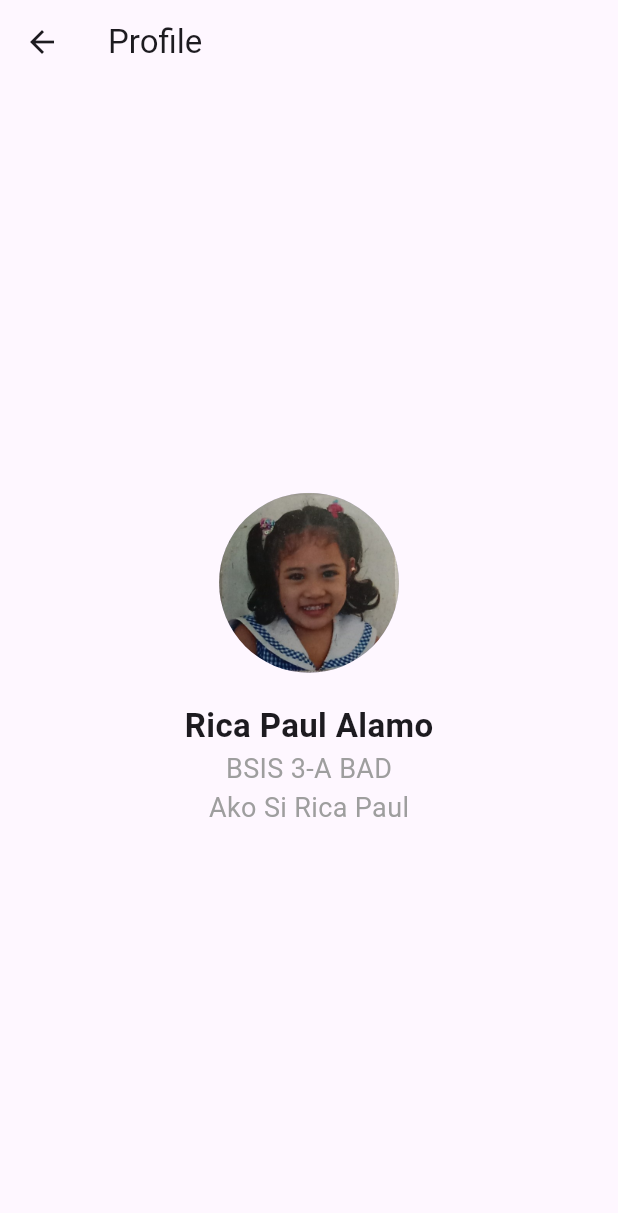
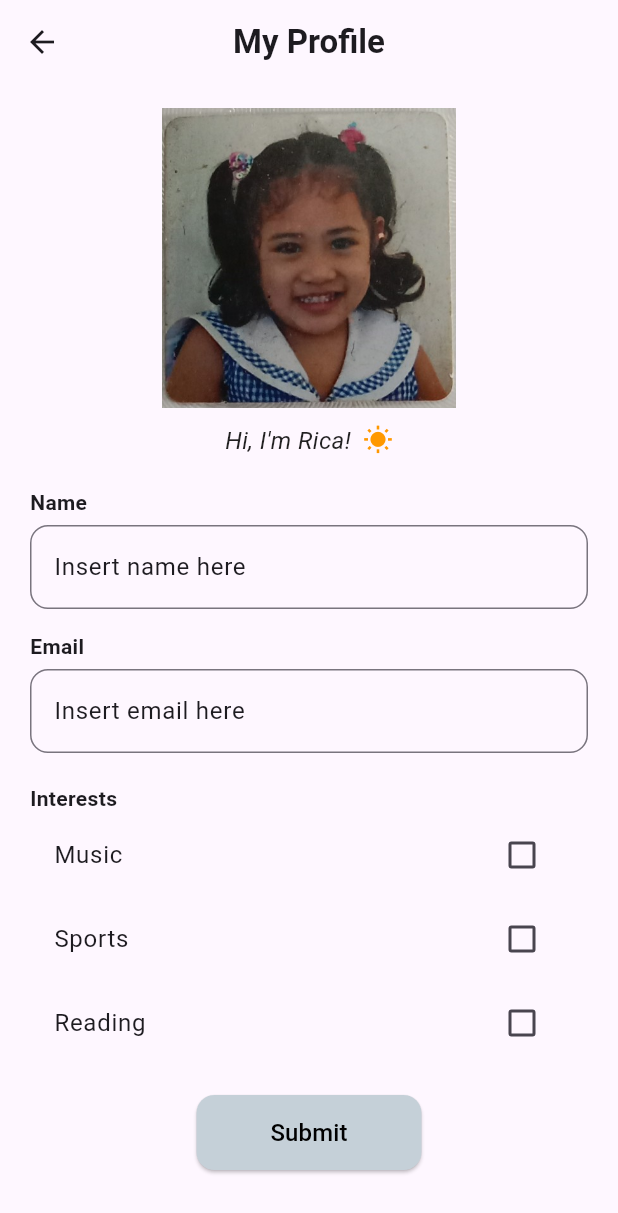
Before and after one commit to ricapearlalamo/cis_228_our_profile, a Flutter app: the screen it shows after launch, after a tap on "Rica Paul Alamo", on a phone screen of 412 x 824 dp. Shown: the top 1213 px of the screen. Run offline on Flutter 3.47's test engine with Material 3 defaults, Android fonts, the phone set to English and light mode, and no system bars; network calls fail.

Commit message:
cis_228_our_profile

```diff
--- a/lib/main.dart
+++ b/lib/main.dart
@@ -1,4 +1,8 @@
 import 'package:flutter/material.dart';
+
+import 'profile_aaron.dart';
+import 'profile_dianna.dart';
+import 'profile_rica.dart';
 
 void main() {
   runApp(MyApp());
@@ -9,6 +13,9 @@ class MyApp extends StatelessWidget {
   Widget build(BuildContext context) {
     return MaterialApp(
       debugShowCheckedModeBanner: false,
+      theme: ThemeData(
+        primarySwatch: Colors.blue,
+      ),
       home: DashboardScreen(),
     );
   }
@@ -19,87 +26,128 @@ class Member {
   final String yearSection;
   final String profileImage;
   final String profileBio;
+  final Widget profileScreen;
 
-  Member({required this.name, required this.yearSection, required this.profileImage, required this.profileBio});
+  Member({
+    required this.name,
+    required this.yearSection,
+    required this.profileImage,
+    required this.profileBio,
+    required this.profileScreen,
+  });
 }
 
-class DashboardScreen extends StatelessWidget {
+class DashboardScreen extends StatefulWidget {
+  @override
+  _DashboardScreenState createState() => _DashboardScreenState();
+}
+
+class _DashboardScreenState extends State<DashboardScreen> {
   final List<Member> members = [
-    Member(name: "Rica Paul Alamo", yearSection: "BSIS 3-A BAD", profileImage: "assets/rica.jpg", profileBio: "Ako Si Rica Paul"),
-    Member(name: "Aaron Pearl Villanueva", yearSection: "BSIS 3-A BAD", profileImage: "assets/aaron.jpg", profileBio: "Ako si Aaron Pearl"),
-    Member(name: "Dianna Kyla Rose", yearSection: "BSIS 3-A BAD", profileImage: "assets/dianna.jpg", profileBio: "Ako si Dianna Kyla"),
+    Member(
+      name: "Rica Paul Alamo",
+      yearSection: "BSIS 3-A BAD",
+      profileImage: "assets/rica.jpg",
+      profileBio: "Ako Si Rica Paul",
+      profileScreen: RicaProfileScreen(),
+    ),
+    Member(
+      name: "Aaron Pearl Villanueva",
+      yearSection: "BSIS 3-A BAD",
+      profileImage: "assets/aaron.jpg",
+      profileBio: "Ako si Aaron Pearl",
+      profileScreen: AaronProfileScreen(),
+    ),
+    Member(
+      name: "Dianna Kyla Rose",
+      yearSection: "BSIS 3-A BAD",
+      profileImage: "assets/dianna.jpg",
+      profileBio: "Ako si Dianna Kyla",
+      profileScreen: DiannaProfileScreen(),
+    ),
   ];
+
+  int? _hoverIndex;
+  final Color dashboardColor = const Color.fromARGB(255, 176, 216, 235);
 
   @override
   Widget build(BuildContext context) {
     return Scaffold(
-      appBar: AppBar(title: Text("Dashboard")),
-      body: Padding(
-        padding: const EdgeInsets.all(8.0),
+      appBar: AppBar(
+        title: const Text(
+          "Dashboard",
+          style: TextStyle(fontSize: 35, fontWeight: FontWeight.bold),
+        ),
+        centerTitle: true,
+        backgroundColor: dashboardColor,
+        toolbarHeight: 90,
+      ),
+      body: Center(
+        child: SizedBox(
+          width: MediaQuery.of(context).size.width * 0.9,
           child: GridView.builder(
-          gridDelegate: SliverGridDelegateWithFixedCrossAxisCount(
+            shrinkWrap: true,
+            physics: const NeverScrollableScrollPhysics(),
+            gridDelegate: const SliverGridDelegateWithFixedCrossAxisCount(
               crossAxisCount: 3,
-            crossAxisSpacing: 3,
-            mainAxisSpacing: 3,
+              crossAxisSpacing: 30,
+              mainAxisSpacing: 30,
+              childAspectRatio: 1.1,
             ),
             itemCount: members.length,
             itemBuilder: (context, index) {
               final member = members[index];
-            return GestureDetector(
+
+              return MouseRegion(
+                onEnter: (_) => setState(() => _hoverIndex = index),
+                onExit: (_) => setState(() => _hoverIndex = null),
+                child: GestureDetector(
                   onTap: () {
                     Navigator.push(
                       context,
                       MaterialPageRoute(
-                    builder: (context) => ProfileScreen(member: member),
+                        builder: (context) => member.profileScreen,
                       ),
                     );
                   },
-              child: Card(
-                shape: RoundedRectangleBorder(borderRadius: BorderRadius.circular(10)),
+                  child: AnimatedContainer(
+                    duration: const Duration(milliseconds: 300),
+                    curve: Curves.easeInOut,
+                    decoration: BoxDecoration(
+                      color: _hoverIndex == index ? dashboardColor : Colors.lightBlue[50],
+                      borderRadius: BorderRadius.circular(20),
+                      boxShadow: _hoverIndex == index
+                          ? [BoxShadow(color: dashboardColor.withOpacity(0.7), blurRadius: 10, spreadRadius: 2)]
+                          : [BoxShadow(color: Colors.black12, blurRadius: 5, spreadRadius: 1)],
+                    ),
+                    padding: const EdgeInsets.all(20),
                     child: Column(
                       mainAxisAlignment: MainAxisAlignment.center,
                       children: [
                         CircleAvatar(
-                      radius: 40,
+                          radius: 85,
                           backgroundImage: AssetImage(member.profileImage),
                         ),
-                    SizedBox(height: 10),
-                    Text(member.name, style: TextStyle(fontSize: 16, fontWeight: FontWeight.bold)),
-                    Text(member.yearSection, style: TextStyle(fontSize: 14, color: Colors.grey)),
+                        const SizedBox(height: 15),
+                        Text(
+                          member.name,
+                          style: const TextStyle(fontSize: 22, fontWeight: FontWeight.bold, color: Colors.black87),
+                          textAlign: TextAlign.center,
+                        ),
+                        const SizedBox(height: 6),
+                        Text(
+                          member.yearSection,
+                          style: const TextStyle(fontSize: 18, color: Colors.black54),
+                          textAlign: TextAlign.center,
+                        ),
                       ],
+                    ),
                   ),
                 ),
               );
             },
           ),
         ),
-    );
-  }
-}
-
-class ProfileScreen extends StatelessWidget {
-  final Member member;
-
-  ProfileScreen({required this.member});
-
-  @override
-  Widget build(BuildContext context) {
-    return Scaffold(
-      appBar: AppBar(title: Text("Profile")),
-      body: Center(
-        child: Column(
-          mainAxisAlignment: MainAxisAlignment.center,
-          children: [
-            CircleAvatar(
-              radius: 60,
-              backgroundImage: AssetImage(member.profileImage),
-            ),
-            SizedBox(height: 20),
-            Text(member.name, style: TextStyle(fontSize: 22, fontWeight: FontWeight.bold)),
-            Text(member.yearSection, style: TextStyle(fontSize: 18, color: Colors.grey)),
-            Text(member.profileBio, style: TextStyle(fontSize: 18, color: Colors.grey)),
-          ],
-        ),
       ),
     );
   }
--- /dev/null
+++ b/lib/profile_rica.dart
@@ -0,0 +1,138 @@
+import 'package:flutter/material.dart';
+
+class RicaProfileScreen extends StatefulWidget {
+  const RicaProfileScreen({super.key});
+
+  @override
+  State<RicaProfileScreen> createState() => _RicaProfileScreenState();
+}
+
+class _RicaProfileScreenState extends State<RicaProfileScreen> {
+  final TextEditingController _nameController = TextEditingController(text: "Insert name here");
+  final TextEditingController _emailController = TextEditingController(text: "Insert email here");
+
+  bool isMusicChecked = false;
+  bool isSportsChecked = false;
+  bool isReadingChecked = false;
+
+  void _printSelectedInterests() {
+    String name = _nameController.text;
+    String email = _emailController.text;
+
+    List<String> selectedInterests = [];
+    if (isMusicChecked) selectedInterests.add("Music");
+    if (isSportsChecked) selectedInterests.add("Sports");
+    if (isReadingChecked) selectedInterests.add("Reading");
+
+    print(" Name: $name");
+    print(" Email: $email");
+    print(" Selected Interests: ${selectedInterests.isNotEmpty ? selectedInterests.join(', ') : 'None'}");
+  }
+
+  @override
+  Widget build(BuildContext context) {
+    return Scaffold(
+      appBar: AppBar(
+        title: const Text(
+          "My Profile",
+          style: TextStyle(fontWeight: FontWeight.bold),
+        ),
+        centerTitle: true,
+      ),
+      body: Padding(
+        padding: const EdgeInsets.symmetric(horizontal: 20, vertical: 16),
+        child: Column(
+          crossAxisAlignment: CrossAxisAlignment.start,
+          children: [
+            Center(
+              child: Column(
+                children: [
+                  Image.asset("assets/rica.jpg", width: 200, height: 200),
+                  const SizedBox(height: 10),
+                  Row(
+                    mainAxisSize: MainAxisSize.min,
+                    children: [
+                      const Text(
+                        "Hi, I'm Rica!",
+                        style: TextStyle(fontSize: 16, fontStyle: FontStyle.italic, color: Colors.black87),
+                        textAlign: TextAlign.center,
+                      ),
+                      const SizedBox(width: 8),
+                      const Icon(Icons.wb_sunny, color: Colors.orange, size: 20),
+                    ],
+                  ),
+                ],
+              ),
+            ),
+            const SizedBox(height: 20),
+
+            const Text("Name", style: TextStyle(fontWeight: FontWeight.bold)),
+            const SizedBox(height: 5),
+            TextField(
+              controller: _nameController,
+              decoration: InputDecoration(
+                border: OutlineInputBorder(borderRadius: BorderRadius.circular(12)),
+              ),
+            ),
+            const SizedBox(height: 15),
+
+            const Text("Email", style: TextStyle(fontWeight: FontWeight.bold)),
+            const SizedBox(height: 5),
+            TextField(
+              controller: _emailController,
+              decoration: InputDecoration(
+                border: OutlineInputBorder(borderRadius: BorderRadius.circular(12)),
+              ),
+            ),
+            const SizedBox(height: 20),
+
+            const Text("Interests", style: TextStyle(fontWeight: FontWeight.bold)),
+            CheckboxListTile(
+              title: const Text("Music"),
+              value: isMusicChecked,
+              onChanged: (bool? value) {
+                setState(() {
+                  isMusicChecked = value ?? false;
+                });
+              },
+            ),
+            CheckboxListTile(
+              title: const Text("Sports"),
+              value: isSportsChecked,
+              onChanged: (bool? value) {
+                setState(() {
+                  isSportsChecked = value ?? false;
+                });
+              },
+            ),
+            CheckboxListTile(
+              title: const Text("Reading"),
+              value: isReadingChecked,
+              onChanged: (bool? value) {
+                setState(() {
+                  isReadingChecked = value ?? false;
+                });
+              },
+            ),
+            const SizedBox(height: 20),
+
+            Center(
+              child: ElevatedButton(
+                onPressed: _printSelectedInterests,
+                style: ElevatedButton.styleFrom(
+                  fixedSize: const Size(150, 50),
+                  backgroundColor: const Color.fromARGB(255, 197, 208, 216),
+                  shape: RoundedRectangleBorder(borderRadius: BorderRadius.circular(12)),
+                ),
+                child: const Text(
+                  "Submit",
+                  style: TextStyle(color: Colors.black, fontSize: 16),
+                ),
+              ),
+            ),
+          ],
+        ),
+      ),
+    );
+  }
+}
```
Also changed, not shown: lib/profile_aaron.dart (added, +152 -0 lines), lib/profile_dianna.dart (added, +113 -0 lines), 1 other file. Lines whose indentation alone changed are shown as unchanged.
